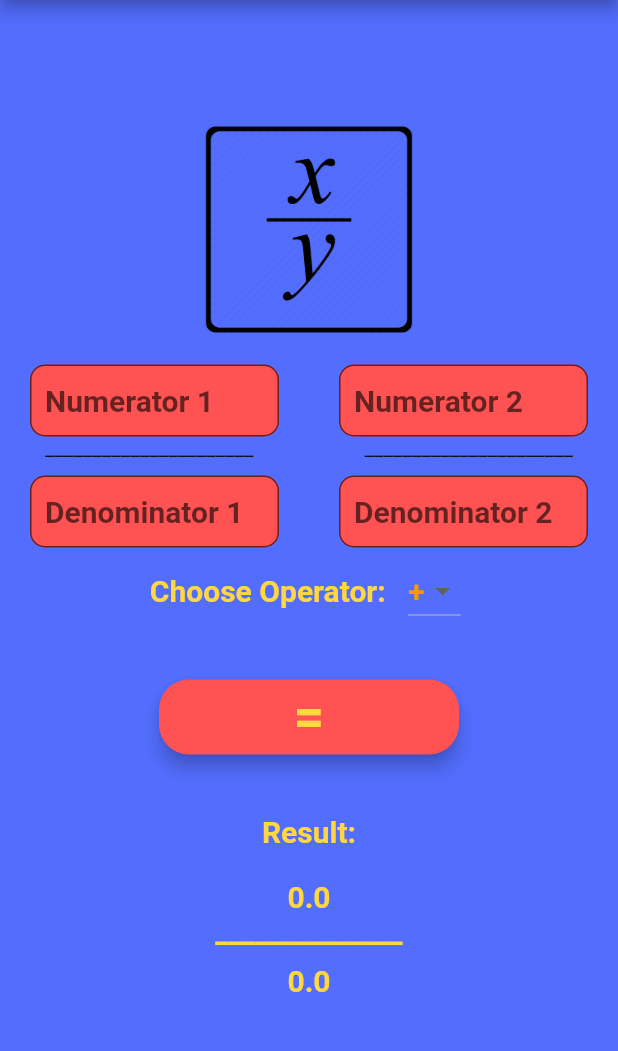
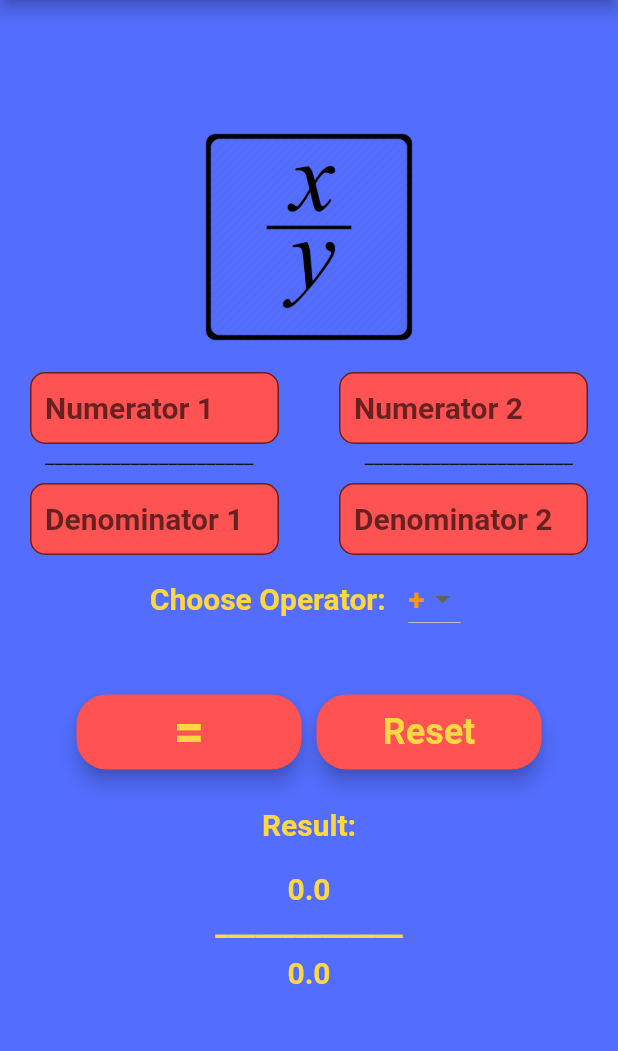
Before and after one commit to ihsan-akif/FractionCalculator, a Flutter app: the screen it shows after launch, on a phone screen of 412 x 824 dp, the part 84-1135 px from its top. Run offline on Flutter 3.47's test engine with Material 2 defaults, Android fonts, the phone set to English and light mode, and no system bars.

Commit message:
code update

```diff
--- a/lib/main.dart
+++ b/lib/main.dart
@@ -8,12 +8,13 @@ class MyApp extends StatefulWidget {
 }
 
 class _MyAppState extends State<MyApp> {
+  //List to store all operator
   List<String> _operator = ['+', '-', '*', '/'];
-  String _currentItemSelected = '+';
-  final TextEditingController _aNumerator = TextEditingController();
-  final TextEditingController _bDenominator = TextEditingController();
-  final TextEditingController _cNumerator = TextEditingController();
-  final TextEditingController _dDenominator = TextEditingController();
+  String _currentItemSelected = '+';    //'+' operator will be chosen at the start
+  final TextEditingController _aNumerator = TextEditingController();    //numerator1
+  final TextEditingController _bDenominator = TextEditingController();    //denominator1
+  final TextEditingController _cNumerator = TextEditingController();    //numerator2
+  final TextEditingController _dDenominator = TextEditingController();    //denominator2
   double nume1 = 0.0, deno1 = 0.0, nume2 = 0.0, deno2 = 0.0, nume3 = 0.0, deno3 = 0.0, result = 0.0;
   String img = "assets/fraction.png";
 
@@ -22,16 +23,17 @@ class _MyAppState extends State<MyApp> {
     return MaterialApp(
       title: 'Material App',
       home: Scaffold(
-        backgroundColor: Colors.indigoAccent,
+        resizeToAvoidBottomPadding: false,    //to prevent bottom overload
+        backgroundColor: Colors.indigoAccent,   //apps background colour
         appBar: AppBar(
           title: Text('Fraction Calculator'),
-          backgroundColor: Colors.indigo,
-          centerTitle: true,
+          backgroundColor: Colors.indigo,   //appbar background colour
+          centerTitle: true,    //make appbar title center
         ),
         body: Column(
           mainAxisAlignment: MainAxisAlignment.center,
           children: <Widget>[
-            //image code
+            //image widget
             Image.asset(img, height: 140.0, fit: BoxFit.cover),
             Row(
               mainAxisAlignment: MainAxisAlignment.spaceBetween,
@@ -169,6 +171,7 @@ class _MyAppState extends State<MyApp> {
                     padding: EdgeInsets.fromLTRB(10, 0, 50, 30),
                     child: Padding(
                       padding: EdgeInsets.all(5),
+                      //Drop Down Button widget to choose operators
                       child: DropdownButton<String>(
                         items: _operator.map((String dropdownStringItem){
                           return DropdownMenuItem<String>(
@@ -197,14 +200,15 @@ class _MyAppState extends State<MyApp> {
               mainAxisAlignment: MainAxisAlignment.center,
               children: <Widget>[
                 Padding(
-                  padding: EdgeInsets.fromLTRB(50, 0, 50, 20),
+                  padding: EdgeInsets.all(5),
                   child: MaterialButton(
                     shape: RoundedRectangleBorder(
                       borderRadius: BorderRadius.all(Radius.circular(20.0))),
                       elevation: 5.0,
-                      minWidth: 200.0,
+                      minWidth: 150.0,
                       height: 50,
                       color: Colors.redAccent,
+                      splashColor: Colors.indigoAccent,   //make button splash when user clicked
                     child: Text("=",
                       style: TextStyle(
                         fontSize: 36.0,
@@ -213,6 +217,26 @@ class _MyAppState extends State<MyApp> {
                       ),
                     ),
                     onPressed: _onPressed,
+                  ),
+                ),
+                Padding(
+                  padding: EdgeInsets.all(5),
+                  child: MaterialButton(
+                    shape: RoundedRectangleBorder(
+                      borderRadius: BorderRadius.all(Radius.circular(20.0))),
+                      elevation: 5.0,
+                      minWidth: 150.0,
+                      height: 50,
+                      color: Colors.redAccent,
+                      splashColor: Colors.indigoAccent,   //make button splash when user clicked
+                    child: Text("Reset",
+                      style: TextStyle(
+                        fontSize: 24.0,
+                        color: Colors.amberAccent,
+                        fontWeight: FontWeight.w700,
+                      ),
+                    ),
+                    onPressed: _reset,
                   ),
                 ),
               ],
@@ -264,6 +288,7 @@ class _MyAppState extends State<MyApp> {
     );
   }
 
+  //Calculation process based on chosen operator
   void _onPressed(){
     setState((){
       nume1 = double.parse(_aNumerator.text);
@@ -294,6 +319,7 @@ class _MyAppState extends State<MyApp> {
     });
   }
 
+  //Greatest Common Divisor (gcd). Fractions can be reduced if the numerator and denominator have a gcd greater than 1.
   double gcd(double a, double b){
     if (a == 0){
       return b;
@@ -303,12 +329,26 @@ class _MyAppState extends State<MyApp> {
     }
   }
 
+  //Function to convert the obtained fraction into it's simple form
   void simplestform(){
     double commonFactor = gcd(nume3, deno3);
     deno3 = deno3 / commonFactor;
     nume3 = nume3 / commonFactor;
   }
 
+  //Reset all the text field and result text
+  void _reset(){
+    setState(() {
+      _aNumerator.text = "";
+      _bDenominator.text = "";
+      _cNumerator.text = "";
+      _dDenominator.text = "";
+      nume3 = 0.0;
+      deno3 = 0.0;
+    });
+  }
+
+  //Function to call the value (operator) selected by user
   void _onDropDownSelectedItem(String newValueSelected){
     setState(() {
       this._currentItemSelected = newValueSelected;
```
